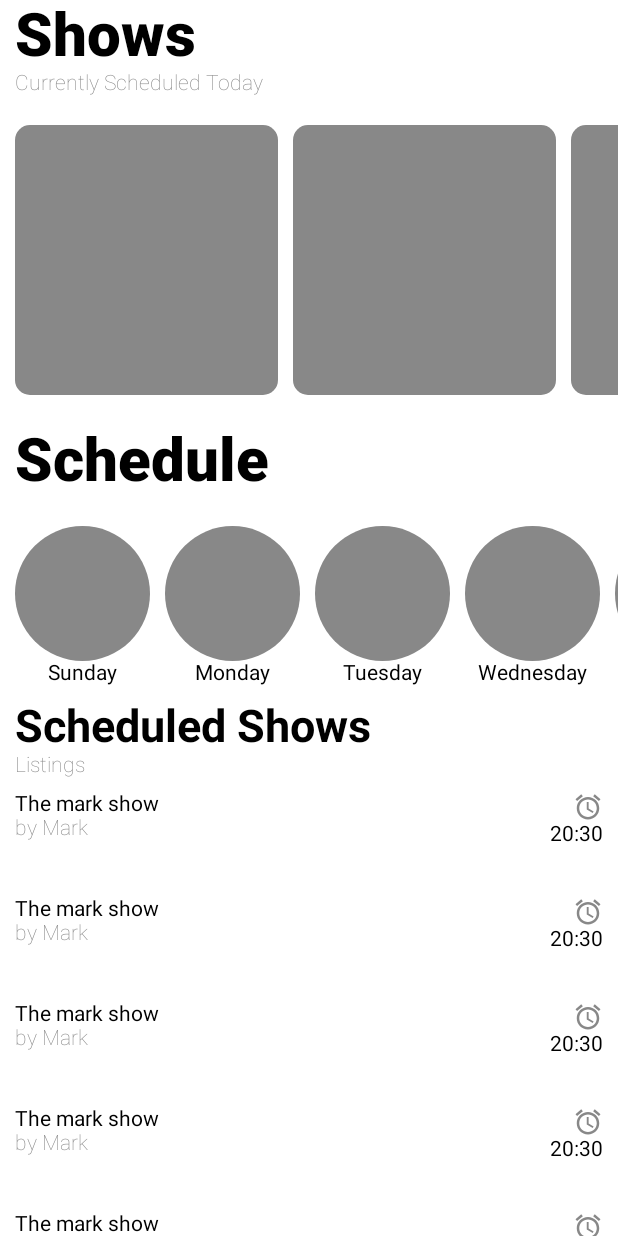
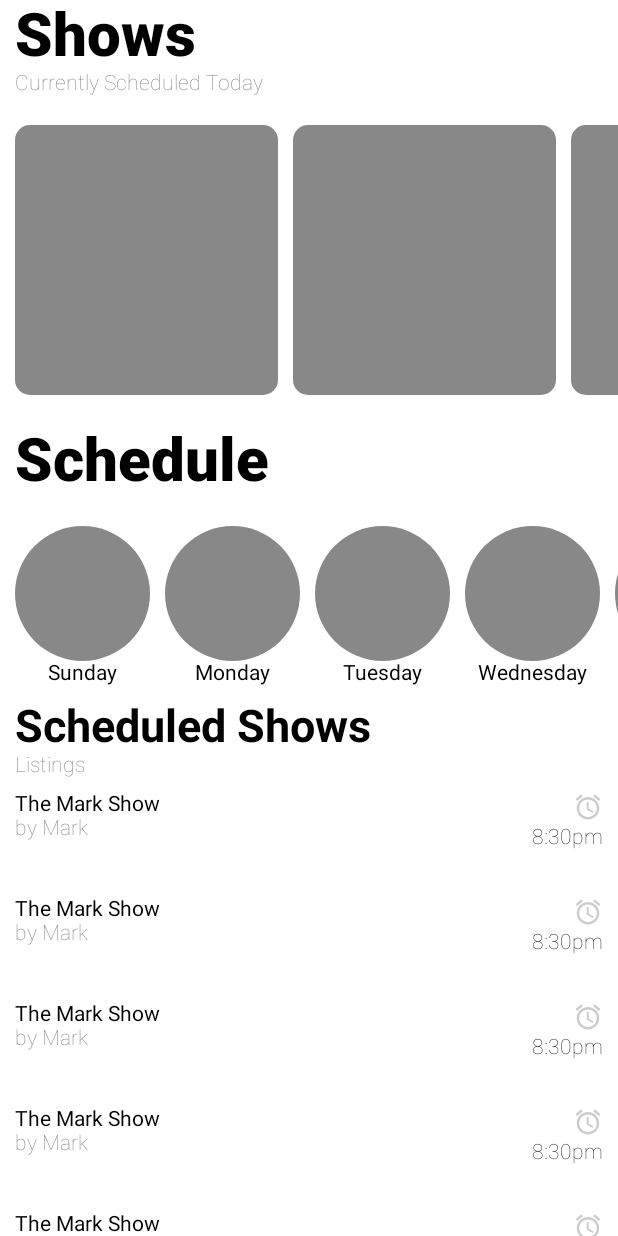
Before and after one commit to MwaiBanda/WPRK-MultiPlatform, an Android app built with Jetpack Compose: the @Preview function Preview, on a phone screen of 412 x 824 dp. Run offline under Robolectric (Android 15) with nearby library versions, the phone set to English and light mode, and no system bars.

Commit message:
- Added Live Page Update --commit {count::3}

```diff
--- a/app/src/main/java/com/muse/wprk_concept/composables/Live.kt
+++ b/app/src/main/java/com/muse/wprk_concept/composables/Live.kt
@@ -105,7 +105,7 @@ fun Live(paddingValues: PaddingValues,) {
             ) {
                 itemsIndexed((0..6).toList()) { i, item ->
 
-                    ScheduleUnit(title = "The mark show", author = "Mark", time = "20:30")
+                    ScheduleUnit(title = "The Mark Show", author = "Mark", time = "8:30pm")
 
                 }
             }
@@ -136,15 +136,19 @@ fun ScheduleUnit(title: String, author: String, time: String) {
             Column(
                 horizontalAlignment = Alignment.End
             ) {
-                    IconButton(
+                IconButton(
                         onClick = { /*TODO*/ },
                         modifier = Modifier.size(20.dp),
-                    ) {
-                        Icon(Icons.Default.Alarm, contentDescription = "Access alarm",tint = Color.Gray)
-                    }
+                ) {
+                    Icon(
+                        Icons.Default.Alarm,
+                        contentDescription = "Access alarm",
+                        tint = Color.LightGray
+                    )
+                }
+                Spacer(modifier = Modifier.height(2.dp))
 
-
-                Text(text = time)
+                Text(text = time, fontWeight = FontWeight.Thin)
             }
 
         }
```
